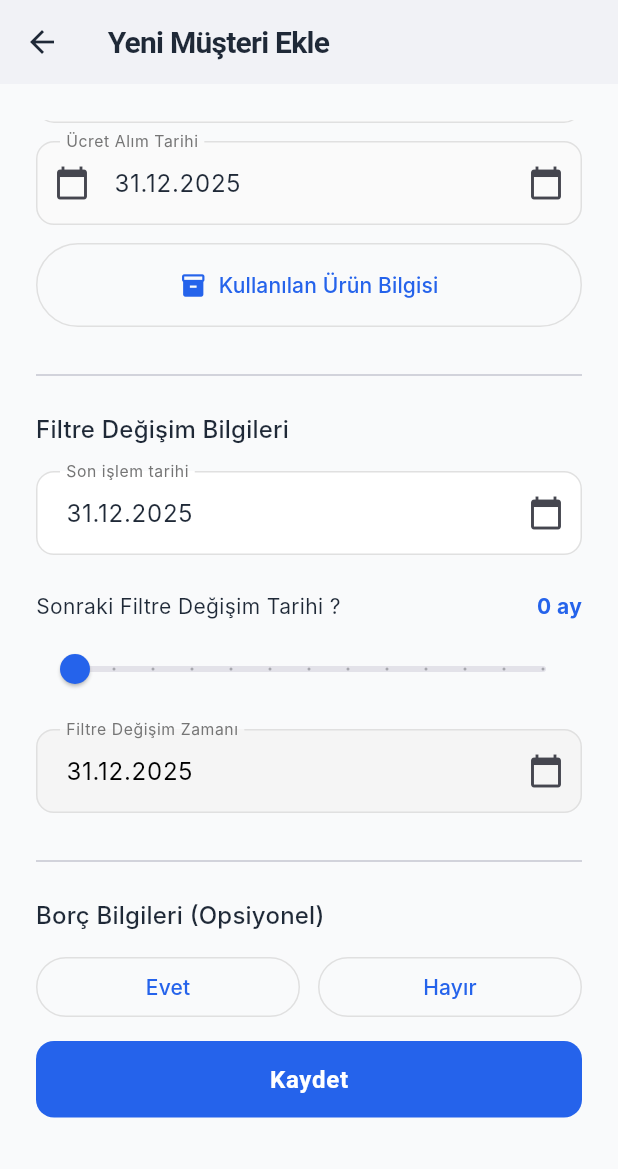
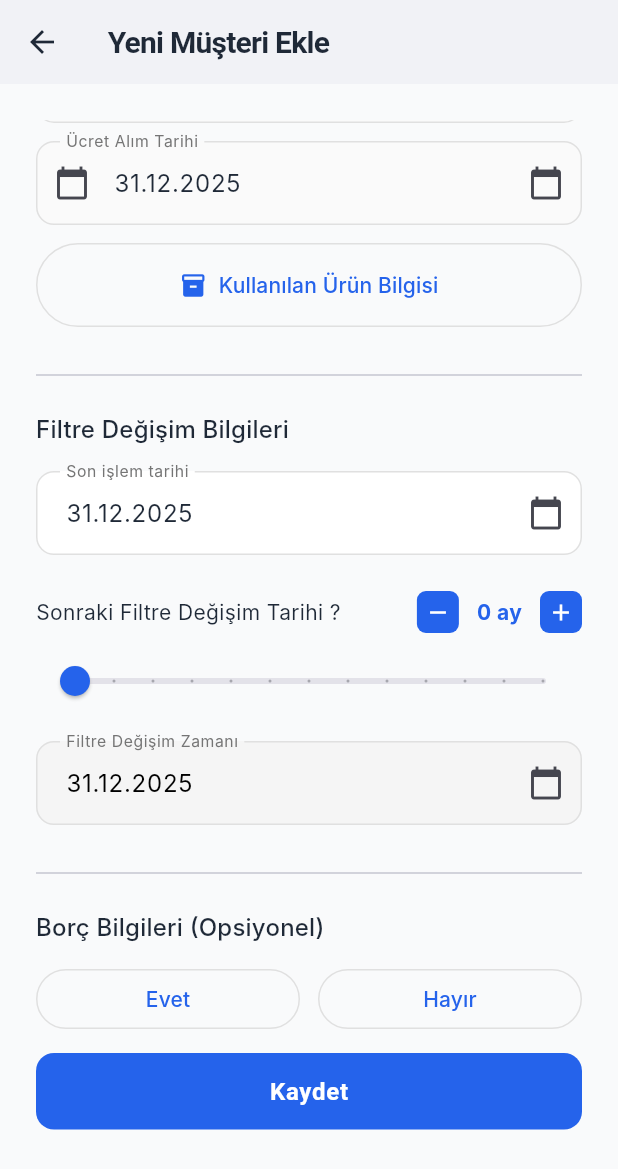
Before and after one commit to alparslan166/su-aritma-crm, a Flutter app: the AddCustomerSheet screen opened directly, scrolled down 576 dp, on a phone screen of 412 x 824 dp. Shown: the top 1169 px of the screen. Run offline on Flutter 3.47's test engine with Material 3 defaults, Android fonts, the phone set to English and light mode, and no system bars; our stand-ins replace dio, equatable, firebase_core, firebase_messaging, fl_chart, flutter_contacts and 14 more; missing offline and left inert: dart:html; accounts and stored records are empty; Roboto replaces fonts that are missing (Inter).

Commit message:
feat: Allow past maintenance dates, fix job deletion, and update locale

```diff
--- a/apps/mobile/lib/features/admin/presentation/views/add_customer_sheet.dart
+++ b/apps/mobile/lib/features/admin/presentation/views/add_customer_sheet.dart
@@ -294,9 +294,9 @@ class _AddCustomerSheetState extends ConsumerState<AddCustomerSheet> {
         };
       }
 
-      // Hesaplanan bakım tarihi - sadece slider değeri 0'dan büyükse gönder
+      // Hesaplanan bakım tarihi - slider değeri 0 veya büyükse gönder
       DateTime? calculatedMaintenanceDate;
-      if (_filterChangeMonths > 0) {
+      if (_filterChangeMonths >= 0) {
         calculatedMaintenanceDate = _lastTransactionDate.add(
           Duration(days: (_filterChangeMonths * 30).toInt()),
         );
@@ -769,6 +769,33 @@ class _AddCustomerSheetState extends ConsumerState<AddCustomerSheet> {
                           "Sonraki Filtre Değişim Tarihi ?",
                           style: Theme.of(context).textTheme.bodyMedium,
                         ),
+                        Row(
+                          mainAxisSize: MainAxisSize.min,
+                          children: [
+                            // Minus button
+                            GestureDetector(
+                              onTap: () {
+                                if (_filterChangeMonths > 0) {
+                                  setState(() {
+                                    _filterChangeMonths--;
+                                  });
+                                }
+                              },
+                              child: Container(
+                                width: 28,
+                                height: 28,
+                                decoration: BoxDecoration(
+                                  color: const Color(0xFF2563EB),
+                                  borderRadius: BorderRadius.circular(6),
+                                ),
+                                child: const Icon(
+                                  Icons.remove,
+                                  color: Colors.white,
+                                  size: 18,
+                                ),
+                              ),
+                            ),
+                            const SizedBox(width: 12),
                             Text(
                               "${_filterChangeMonths.toInt()} ay",
                               style: Theme.of(context).textTheme.bodyMedium
@@ -776,6 +803,32 @@ class _AddCustomerSheetState extends ConsumerState<AddCustomerSheet> {
                                     fontWeight: FontWeight.bold,
                                     color: const Color(0xFF2563EB),
                                   ),
+                            ),
+                            const SizedBox(width: 12),
+                            // Plus button
+                            GestureDetector(
+                              onTap: () {
+                                if (_filterChangeMonths < 12) {
+                                  setState(() {
+                                    _filterChangeMonths++;
+                                  });
+                                }
+                              },
+                              child: Container(
+                                width: 28,
+                                height: 28,
+                                decoration: BoxDecoration(
+                                  color: const Color(0xFF2563EB),
+                                  borderRadius: BorderRadius.circular(6),
+                                ),
+                                child: const Icon(
+                                  Icons.add,
+                                  color: Colors.white,
+                                  size: 18,
+                                ),
+                              ),
+                            ),
+                          ],
                         ),
                       ],
                     ),
--- a/apps/mobile/lib/features/admin/presentation/views/add_job_to_customer_sheet.dart
+++ b/apps/mobile/lib/features/admin/presentation/views/add_job_to_customer_sheet.dart
@@ -384,7 +384,7 @@ class _AddJobToCustomerSheetState extends ConsumerState<AddJobToCustomerSheet> {
                         children: [
                           Expanded(
                             child: Text(
-                              "Ödeme Tarihi: ${_nextDebtDate != null ? DateFormat("dd MMM yyyy").format(_nextDebtDate!) : "Seçilmedi"}",
+                              "Ödeme Tarihi: ${_nextDebtDate != null ? DateFormat("dd MMM yyyy", "tr_TR").format(_nextDebtDate!) : "Seçilmedi"}",
                               style: Theme.of(context).textTheme.bodyMedium,
                             ),
                           ),
--- a/apps/mobile/lib/features/admin/presentation/views/customer_detail_page.dart
+++ b/apps/mobile/lib/features/admin/presentation/views/customer_detail_page.dart
@@ -1640,7 +1640,7 @@ class _CustomerInfoSection extends StatelessWidget {
           _InfoRowIcon(
             icon: Icons.event,
             label: "Kayıt Tarihi",
-            value: DateFormat("dd MMM yyyy").format(customer.createdAt!),
+            value: DateFormat("dd MMM yyyy", "tr_TR").format(customer.createdAt!),
           ),
         _InfoRowIcon(icon: Icons.badge, label: "İsim", value: customer.name),
         _InfoRowIcon(
@@ -2106,7 +2106,7 @@ class _JobCard extends ConsumerWidget {
               if (job.maintenanceDueAt != null)
                 _Row(
                   "Bakım Tarihi",
-                  DateFormat("dd MMM yyyy").format(job.maintenanceDueAt!),
+                  DateFormat("dd MMM yyyy", "tr_TR").format(job.maintenanceDueAt!),
                 ),
               // Fatura Oluştur butonu - sadece DELIVERED işler için
               if (isDelivered) ...[
--- a/apps/mobile/lib/features/admin/presentation/views/edit_customer_sheet.dart
+++ b/apps/mobile/lib/features/admin/presentation/views/edit_customer_sheet.dart
@@ -268,12 +268,12 @@ class _EditCustomerSheetState extends ConsumerState<EditCustomerSheet> {
       if (_maintenanceDateChanged) {
         // Kullanıcı değişiklik yaptıysa, yeni tarihi hesapla
         sendNextMaintenanceDate = true;
-        if (_nextMaintenanceMonths > 0) {
+        if (_nextMaintenanceMonths >= 0) {
           calculatedMaintenanceDate = _lastMaintenanceDate.add(
             Duration(days: (_nextMaintenanceMonths * 30).toInt()),
           );
         } else {
-          // Slider 0 ise bakım tarihini temizle (null gönder)
+          // Slider 0'dan küçük olamaz ama yine de güvenlik için
           calculatedMaintenanceDate = null;
         }
       }
--- a/apps/mobile/lib/features/admin/presentation/views/invoice_create_page.dart
+++ b/apps/mobile/lib/features/admin/presentation/views/invoice_create_page.dart
@@ -248,7 +248,7 @@ class _InvoiceCreatePageState extends ConsumerState<InvoiceCreatePage> {
                           labelText: "İş Tarihi *",
                           border: OutlineInputBorder(),
                         ),
-                        child: Text(DateFormat("dd MMM yyyy").format(_jobDate)),
+                        child: Text(DateFormat("dd MMM yyyy", "tr_TR").format(_jobDate)),
                       ),
                     ),
                   ],
--- a/apps/mobile/lib/features/admin/presentation/views/job_map_view.dart
+++ b/apps/mobile/lib/features/admin/presentation/views/job_map_view.dart
@@ -708,7 +708,7 @@ class _JobMapViewState extends ConsumerState<JobMapView> {
                                         } else if (diff.inMinutes < 60) {
                                           subtitle = "${diff.inMinutes} dk önce";
                                         } else {
-                                          subtitle = DateFormat("dd MMM HH:mm").format(timestamp.toLocal());
+                                          subtitle = DateFormat("dd MMM HH:mm", "tr_TR").format(timestamp.toLocal());
                                         }
                                       } else {
                                         subtitle = "Konum zamanı bilinmiyor";
@@ -1088,7 +1088,7 @@ class _JobMapViewState extends ConsumerState<JobMapView> {
             const SizedBox(height: 12),
             if (location.timestamp != null) ...[
               Text(
-                "Son konum: ${DateFormat("dd MMM yyyy HH:mm").format(location.timestamp!.toLocal())}",
+                "Son konum: ${DateFormat("dd MMM yyyy HH:mm", "tr_TR").format(location.timestamp!.toLocal())}",
                 style: const TextStyle(color: Colors.white70, fontSize: 14),
               ),
               const SizedBox(height: 12),
--- a/apps/mobile/lib/features/admin/presentation/views/jobs_view.dart
+++ b/apps/mobile/lib/features/admin/presentation/views/jobs_view.dart
@@ -407,7 +407,7 @@ class _JobFormSheetState extends ConsumerState<_JobFormSheet> {
   Widget build(BuildContext context) {
     final dateText = _scheduledAt == null
         ? "Seçilmedi"
-        : DateFormat("dd MMM yyyy").format(_scheduledAt!);
+        : DateFormat("dd MMM yyyy", "tr_TR").format(_scheduledAt!);
     return Padding(
       padding: const EdgeInsets.all(24),
       child: SingleChildScrollView(
--- a/apps/mobile/lib/features/admin/presentation/views/maintenance_view.dart
+++ b/apps/mobile/lib/features/admin/presentation/views/maintenance_view.dart
@@ -79,7 +79,7 @@ class _ReminderCard extends StatelessWidget {
 
   @override
   Widget build(BuildContext context) {
-    final formatter = DateFormat("dd MMM yyyy");
+    final formatter = DateFormat("dd MMM yyyy", "tr_TR");
     final dueText = formatter.format(reminder.dueAt);
     final days = reminder.daysUntilDue;
     final status = days <= 0 ? "Bakım kaçırıldı" : "$days gün kaldı";
--- a/apps/mobile/lib/features/admin/presentation/views/notifications_view.dart
+++ b/apps/mobile/lib/features/admin/presentation/views/notifications_view.dart
@@ -116,7 +116,7 @@ class _NotificationTile extends StatelessWidget {
 
   @override
   Widget build(BuildContext context) {
-    final formatter = DateFormat("dd MMM HH:mm");
+    final formatter = DateFormat("dd MMM HH:mm", "tr_TR");
     final isClickable = _jobId != null || _customerId != null ||
         notification.type == "maintenance" || notification.type == "maintenance-reminder";
 
--- a/apps/mobile/lib/features/admin/presentation/views/payment_invoice_create_page.dart
+++ b/apps/mobile/lib/features/admin/presentation/views/payment_invoice_create_page.dart
@@ -259,7 +259,7 @@ class _PaymentInvoiceCreatePageState
                           border: OutlineInputBorder(),
                           prefixIcon: Icon(Icons.calendar_today),
                         ),
-                        child: Text(DateFormat("dd MMM yyyy").format(_paymentDate)),
+                        child: Text(DateFormat("dd MMM yyyy", "tr_TR").format(_paymentDate)),
                       ),
                     ),
                   ],
@@ -369,9 +369,9 @@ class _PaymentInvoiceCreatePageState
                     )
                   : const Text("Ödeme Faturası Oluştur"),
             ),
+            const SizedBox(height: 24),
           ],
-        ),
       ),
-    );
+    ));
   }
 }
--- a/apps/mobile/lib/features/admin/presentation/widgets/job_card.dart
+++ b/apps/mobile/lib/features/admin/presentation/widgets/job_card.dart
@@ -590,7 +590,7 @@ class _MaintenanceInfo extends StatelessWidget {
     } else if (difference <= 7) {
       return "Bakım $difference gün sonra";
     } else {
-      return "Bakım ${DateFormat("dd MMM yyyy").format(dueDate)}";
+      return "Bakım ${DateFormat("dd MMM yyyy", "tr_TR").format(dueDate)}";
     }
   }
 
--- a/apps/mobile/lib/features/personnel/presentation/views/notifications_view.dart
+++ b/apps/mobile/lib/features/personnel/presentation/views/notifications_view.dart
@@ -81,7 +81,7 @@ class _NotificationTile extends StatelessWidget {
 
   @override
   Widget build(BuildContext context) {
-    final formatter = DateFormat("dd MMM HH:mm");
+    final formatter = DateFormat("dd MMM HH:mm", "tr_TR");
     return ListTile(
       leading: Icon(_icon, color: Theme.of(context).colorScheme.primary),
       title: Text(notification.title),
--- a/apps/mobile/lib/features/personnel/presentation/views/personnel_jobs_page.dart
+++ b/apps/mobile/lib/features/personnel/presentation/views/personnel_jobs_page.dart
@@ -49,7 +49,7 @@ class _JobTile extends StatelessWidget {
 
   @override
   Widget build(BuildContext context) {
-    final formatter = DateFormat("dd MMM HH:mm");
+    final formatter = DateFormat("dd MMM HH:mm", "tr_TR");
     final scheduled = job.scheduledAt != null
         ? formatter.format(job.scheduledAt!)
         : "Planlı değil";
--- a/apps/mobile/pubspec.yaml
+++ b/apps/mobile/pubspec.yaml
@@ -16,7 +16,7 @@ publish_to: 'none' # Remove this line if you wish to publish to pub.dev
 # https://developer.apple.com/library/archive/documentation/General/Reference/InfoPlistKeyReference/Articles/CoreFoundationKeys.html
 # In Windows, build-name is used as the major, minor, and patch parts
 # of the product and file versions while build-number is used as the build suffix.
-version: 1.0.7+7
+version: 1.0.7+9
 
 environment:
   sdk: ^3.9.2
```
Also changed, not shown: apps/mobile/lib/features/admin/presentation/views/personnel_detail_page.dart (+4 -4 lines), 2 other files. Lines whose indentation alone changed are shown as unchanged.
